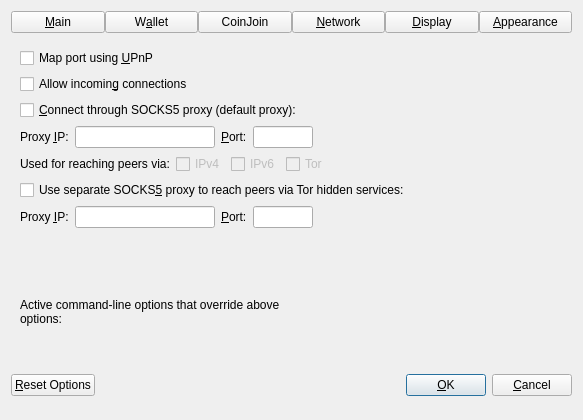
This is src/qt/forms/optionsdialog.ui in Raptor3um/raptoreum as Qt 5 draws it before an edit. The edited form follows.
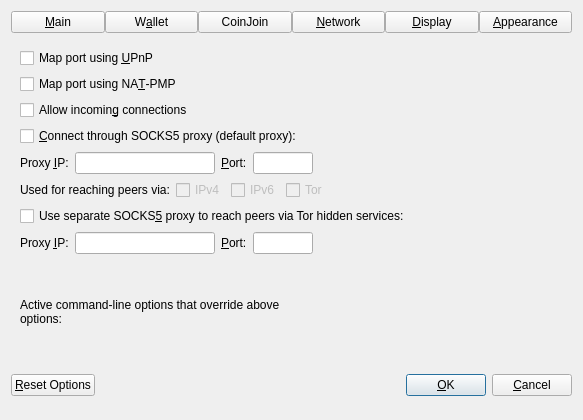
This is the edited form. The open tabs and pages were chosen to show the change. Custom widgets are drawn as their Qt base class.

The edit to the form file:
```diff
--- a/src/qt/forms/optionsdialog.ui
+++ b/src/qt/forms/optionsdialog.ui
@@ -440,6 +440,16 @@
          </property>
         </widget>
        </item>
+       <item>
+        <widget class="QCheckBox" name="mapPortNatpmp">
+         <property name="toolTip">
+          <string>Automatically open the Raptoreum Core client port on the router. This only works when your router supports NAT-PMP and it is enableds. The external port could be random.</string>
+         </property>
+         <property name="text">
+          <string>Map port using NA&amp;T-PMP</string>
+         </property>
+        </widget>
+       </item>
        <item>
         <widget class="QCheckBox" name="allowIncoming">
          <property name="toolTip">
```
